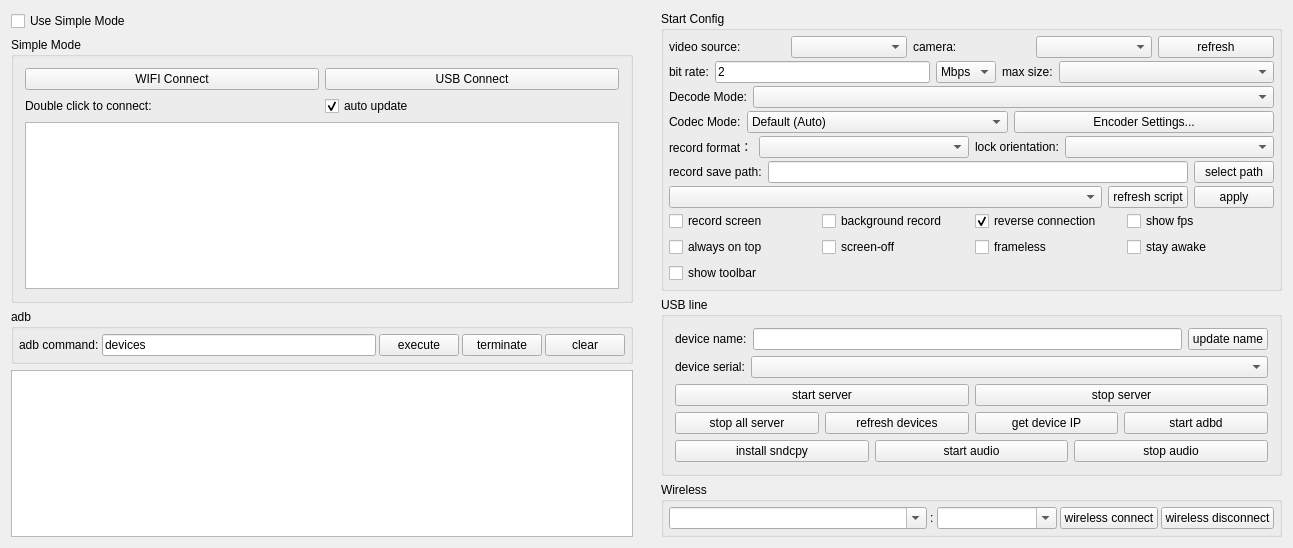
Old version of the form 12ProScrcpy/ui/dialog.ui in the repository ichidera/12ProScrcpy.
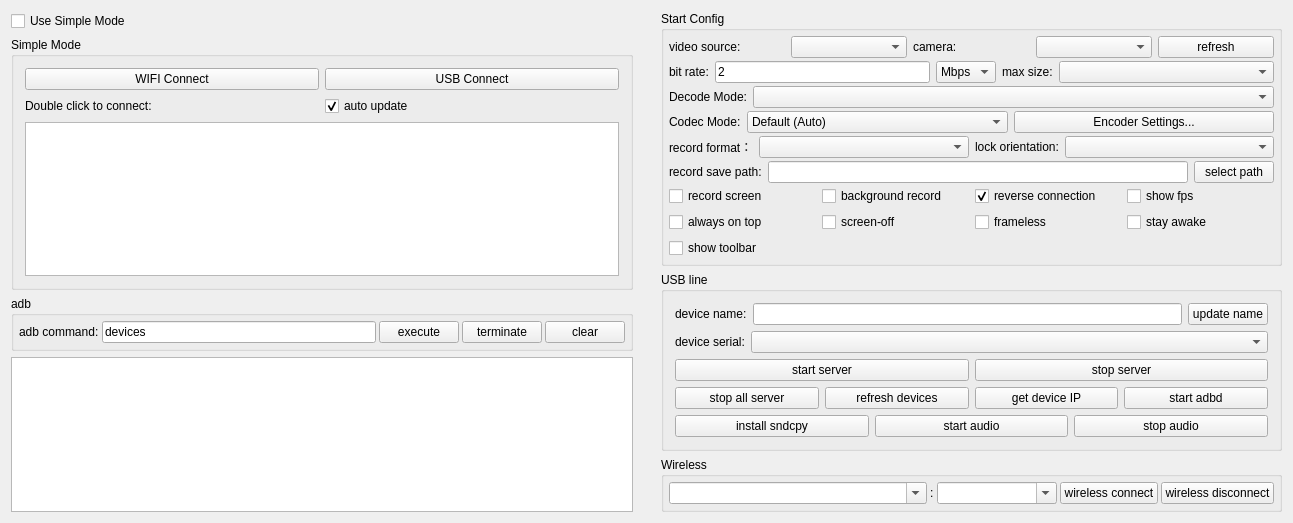
New version of the form.

```diff
--- a/12ProScrcpy/ui/dialog.ui
+++ b/12ProScrcpy/ui/dialog.ui
@@ -705,66 +705,6 @@
            </layout>
           </widget>
          </item>
-         <item>
-          <widget class="QWidget" name="configWidget4" native="true">
-           <property name="sizePolicy">
-            <sizepolicy hsizetype="Preferred" vsizetype="Preferred">
-             <horstretch>0</horstretch>
-             <verstretch>0</verstretch>
-            </sizepolicy>
-           </property>
-           <layout class="QHBoxLayout" name="horizontalLayout_8">
-            <property name="leftMargin">
-             <number>0</number>
-            </property>
-            <property name="topMargin">
-             <number>0</number>
-            </property>
-            <property name="rightMargin">
-             <number>0</number>
-            </property>
-            <property name="bottomMargin">
-             <number>0</number>
-            </property>
-            <item>
-             <widget class="QComboBox" name="gameBox">
-              <property name="sizePolicy">
-               <sizepolicy hsizetype="MinimumExpanding" vsizetype="Preferred">
-                <horstretch>0</horstretch>
-                <verstretch>0</verstretch>
-               </sizepolicy>
-              </property>
-             </widget>
-            </item>
-            <item>
-             <widget class="QPushButton" name="refreshGameScriptBtn">
-              <property name="sizePolicy">
-               <sizepolicy hsizetype="Preferred" vsizetype="Preferred">
-                <horstretch>0</horstretch>
-                <verstretch>0</verstretch>
-               </sizepolicy>
-              </property>
-              <property name="text">
-               <string>refresh script</string>
-              </property>
-             </widget>
-            </item>
-            <item>
-             <widget class="QPushButton" name="applyScriptBtn">
-              <property name="sizePolicy">
-               <sizepolicy hsizetype="Preferred" vsizetype="Preferred">
-                <horstretch>0</horstretch>
-                <verstretch>0</verstretch>
-               </sizepolicy>
-              </property>
-              <property name="text">
-               <string>apply</string>
-              </property>
-             </widget>
-            </item>
-           </layout>
-          </widget>
-         </item>
          <item>
           <widget class="QWidget" name="configWidget3" native="true">
            <property name="sizePolicy">
```
